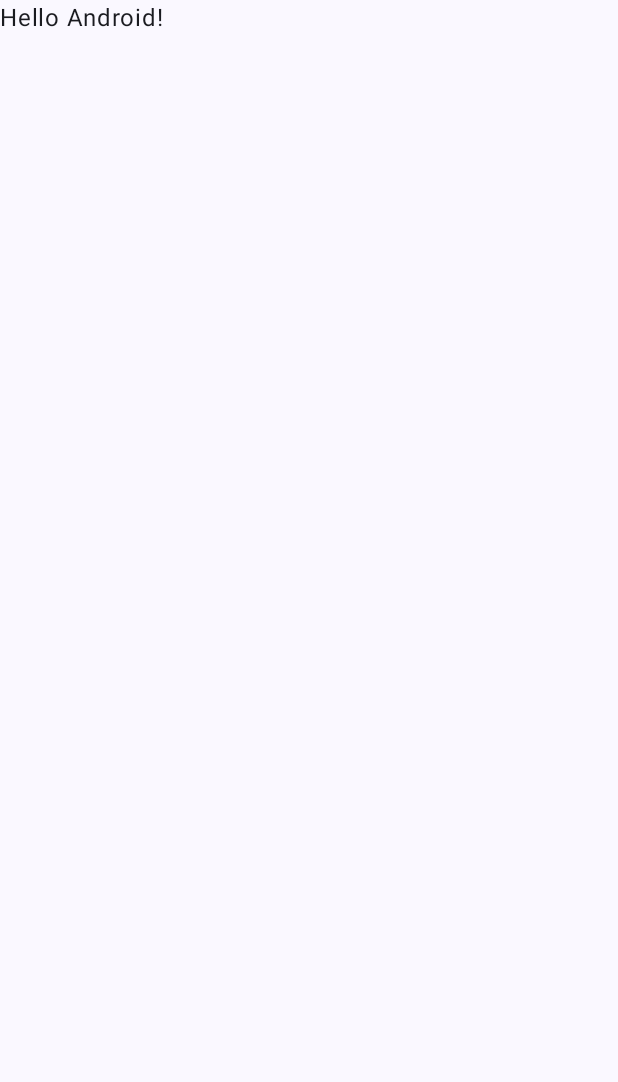
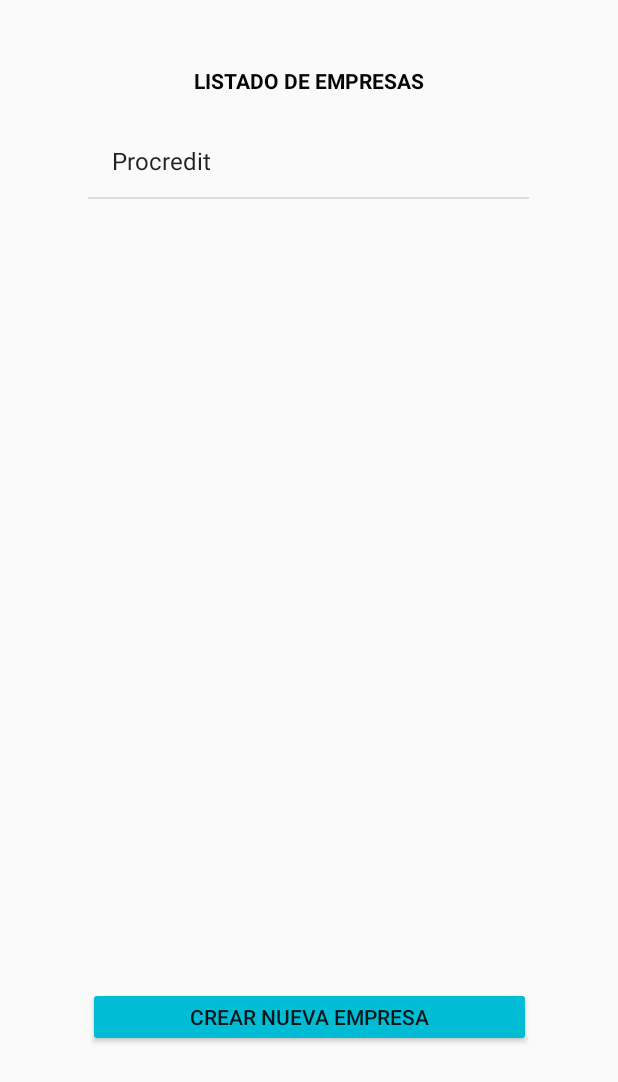
Before and after one commit to EPN-2023B-Moviles-GR2SW/mov-gr2sw-montalvo-paz-emily-gabriela, an Android app built with Jetpack Compose: the screen it shows after launch (MainActivity), on a phone screen of 412 x 824 dp. Before the commit the part shown is almost empty. Shown: the top 1082 px of the screen. Run offline under Robolectric (Android 15) with nearby library versions, the phone set to English and light mode, and no system bars.

```diff
--- /dev/null
+++ b/04-ExamenBI/app/src/main/java/com/example/a04_examenbi/BEmpleado.kt
@@ -0,0 +1,8 @@
+package com.example.a04_examenbi
+
+data class BEmpleado (
+    var nombreEmpleado: String,
+    var apellidoEmpleado: String,
+    var edadEmpleado: Int,
+    var tiempoCompleto: Boolean
+)
--- /dev/null
+++ b/04-ExamenBI/app/src/main/java/com/example/a04_examenbi/BEmpresa.kt
@@ -0,0 +1,9 @@
+package com.example.a04_examenbi
+
+data class BEmpresa (
+    var nombreEmpresa: String?,
+    var numeroCelular: Int?,
+    var estado: Boolean?,
+    var categoria: String,
+    var empleados: MutableList<BEmpleado> = mutableListOf()
+)
--- a/04-ExamenBI/app/src/main/java/com/example/a04_examenbi/MainActivity.kt
+++ b/04-ExamenBI/app/src/main/java/com/example/a04_examenbi/MainActivity.kt
@@ -1,6 +1,10 @@
 package com.example.a04_examenbi
 
+import android.content.Intent
 import android.os.Bundle
+import android.widget.ArrayAdapter
+import android.widget.Button
+import android.widget.ListView
 import androidx.activity.ComponentActivity
 import androidx.activity.compose.setContent
 import androidx.compose.foundation.layout.fillMaxSize
@@ -13,35 +17,38 @@ import androidx.compose.ui.tooling.preview.Preview
 import com.example.a04_examenbi.ui.theme._04ExamenBITheme
 
 class MainActivity : ComponentActivity() {
+
+    lateinit var adaptador: ArrayAdapter<String>;
+    var posicionItemSeleccionado = 0
     override fun onCreate(savedInstanceState: Bundle?) {
         super.onCreate(savedInstanceState)
-        setContent {
-            _04ExamenBITheme {
-                // A surface container using the 'background' color from the theme
-                Surface(
-                    modifier = Modifier.fillMaxSize(),
-                    color = MaterialTheme.colorScheme.background
-                ) {
-                    Greeting("Android")
-                }
+        setContentView(R.layout.activity_empresa_home)
+
+        val botonCrearEmpresa = findViewById<Button>(R.id.btn_crear_empresa)
+        botonCrearEmpresa.setOnClickListener { FormCrearEmpresa::class.java  }
+        actualizarListaEmpresas();
+
+    }
+
+    private fun actualizarListaEmpresas() {
+        val listViewEmpresas = findViewById<ListView>(R.id.lv_lista_empresa)
+        adaptador = ArrayAdapter(
+            this,
+            android.R.layout.simple_list_item_1,
+            BaseDatosMemoria.empresas.mapIndexed { index, empresa ->
+                "${empresa.nombreEmpresa}"
             }
-        }
+        )
+        listViewEmpresas.adapter = adaptador;
+        adaptador.notifyDataSetChanged();
+        registerForContextMenu(listViewEmpresas)
+    }
+
+
+    fun irActividad(clase: Class<*>, empresaId: Int = -1) {
+        val intent = Intent(this, clase)
+        intent.putExtra("empresaId", empresaId)
+        startActivity(intent)
     }
 
 }
-
-@Composable
-fun Greeting(name: String, modifier: Modifier = Modifier) {
-    Text(
-        text = "Hello $name!",
-        modifier = modifier
-    )
-}
-
-@Preview(showBackground = true)
-@Composable
-fun GreetingPreview() {
-    _04ExamenBITheme {
-        Greeting("Android")
-    }
-}
```
Also changed, not shown: 04-ExamenBI/app/src/main/java/com/example/a04_examenbi/BaseDatosMemoria.kt (added, +123 -0 lines).
